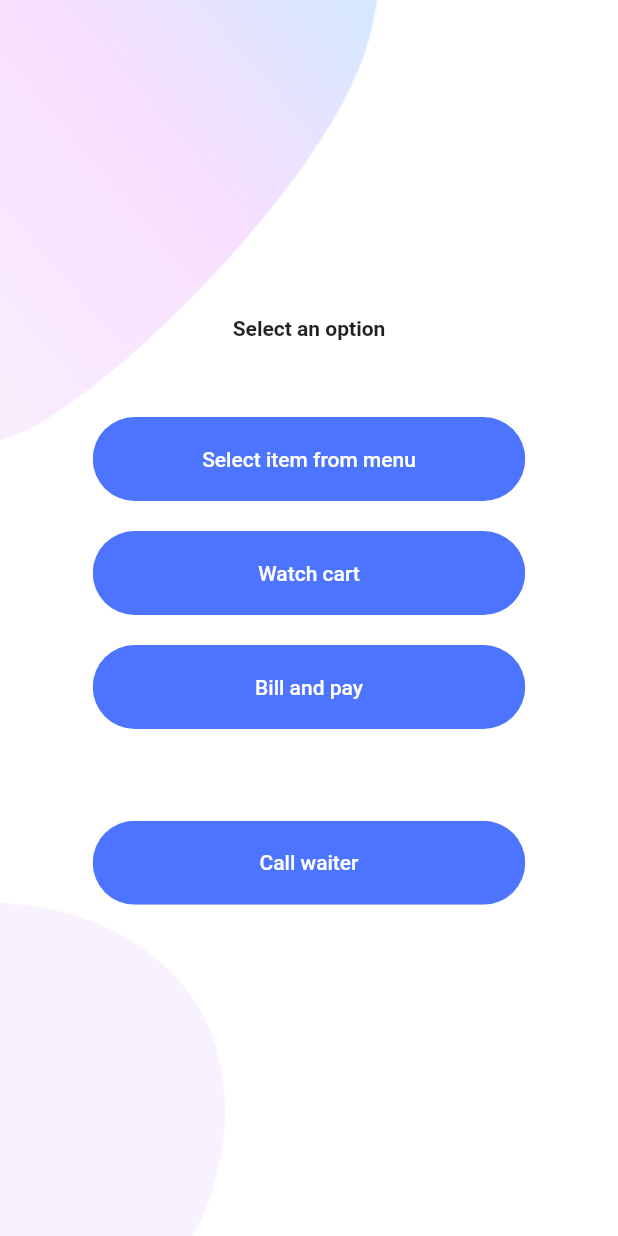
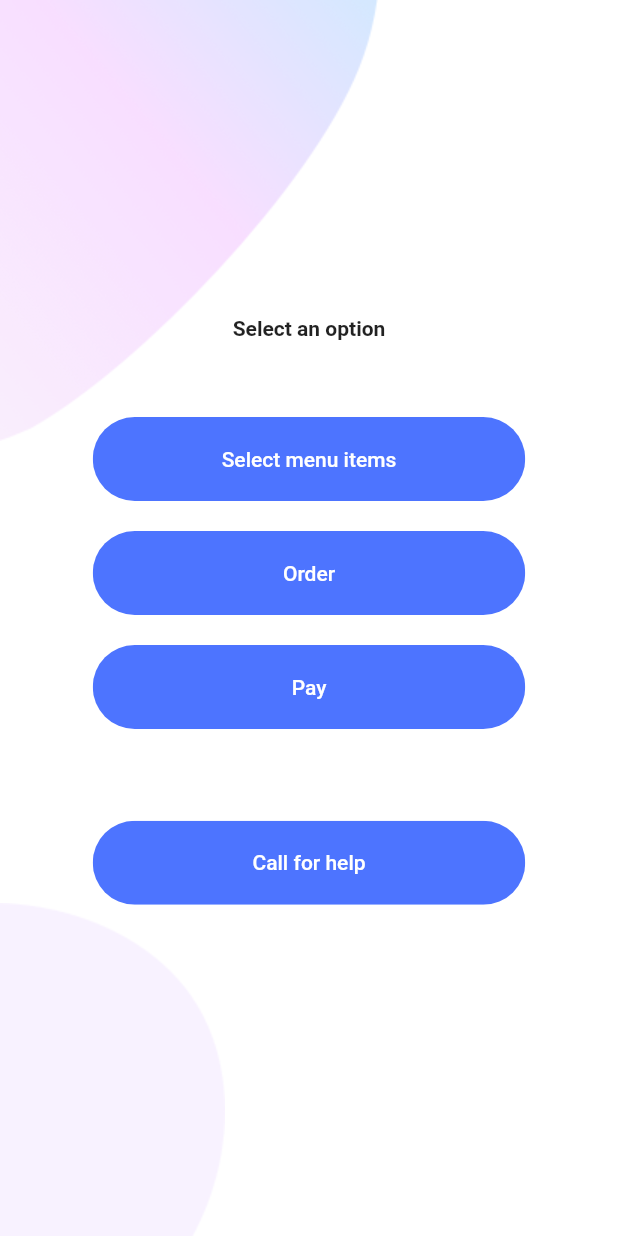
Before and after one commit to Diimsch/tablecube, a Flutter app: the OverviewScreen screen opened directly, on a phone screen of 412 x 824 dp. Run offline on Flutter 3.47's test engine with Material 2 defaults, Android fonts, the phone set to English and light mode, and no system bars; our stand-ins replace flutter_secure_storage, flutter_svg, fluttertoast, graphql, graphql_flutter; missing offline and left inert: qr_code_scanner; accounts and stored records are empty.

Commit message:
Change userTypes, add error handling

```diff
--- a/src/frontend/lib/pages/overview/components/body.dart
+++ b/src/frontend/lib/pages/overview/components/body.dart
@@ -12,7 +12,7 @@ class Body extends StatelessWidget {
   Widget build(BuildContext context) {
     Size size = MediaQuery.of(context).size; // total height and width of screen
 
-    if (userType == UserType.user) {
+    if (userType == UserType.NONE) {
       return Background(
           child: SingleChildScrollView(
         child: Column(
@@ -26,17 +26,17 @@ class Body extends StatelessWidget {
               height: size.height * 0.05,
             ),
             RoundedButton(
-                text: "Select item from menu",
+                text: "Select menu items",
                 click: () {
                   navigateTo(context, Container());
                 }),
             RoundedButton(
-                text: "Watch cart",
+                text: "Order",
                 click: () {
                   navigateTo(context, Container());
                 }),
             RoundedButton(
-                text: "Bill and pay",
+                text: "Pay",
                 click: () {
                   navigateTo(context, Container());
                 }),
@@ -44,16 +44,16 @@ class Body extends StatelessWidget {
               height: size.height * 0.05,
             ),
             RoundedButton(
-                text: "Call waiter",
+                text: "Call for help",
                 click: () {
                   callWaiter();
                 }),
           ],
         ),
       ));
-    } else if (userType == UserType.waiter) {
+    } else if (userType == UserType.WAITER) {
       return const Background(child: TableOverviewScreen());
-    } else if (userType == UserType.admin) {
+    } else if (userType == UserType.ADMIN) {
       return Background(
           child: SingleChildScrollView(
         child: Column(
--- a/src/frontend/lib/pages/overview/overview_screen.dart
+++ b/src/frontend/lib/pages/overview/overview_screen.dart
@@ -2,9 +2,9 @@ import 'package:flutter/material.dart';
 import 'package:frontend/pages/overview/components/body.dart';
 
 enum UserType {
-  user,
-  waiter,
-  admin,
+  WAITER,
+  ADMIN,
+  NONE,
 }
 
 class OverviewScreen extends StatelessWidget {
--- a/src/frontend/lib/pages/qr_view/components/qr_view_state.dart
+++ b/src/frontend/lib/pages/qr_view/components/qr_view_state.dart
@@ -121,7 +121,7 @@ class QrViewState extends State<QrViewScreen> {
             context,
             MaterialPageRoute(
               builder: (context) {
-                return const OverviewScreen(userType: UserType.user);
+                return const OverviewScreen(userType: UserType.NONE);
               },
             ),
           );
--- a/src/frontend/pubspec.yaml
+++ b/src/frontend/pubspec.yaml
@@ -29,7 +29,7 @@ environment:
 dependencies:
   flutter:
     sdk: flutter
-  graphql: ^5.0.0
+  graphql_flutter: ^5.0.0
   fluttertoast: ^8.0.8
   flutter_secure_storage: ^5.0.2
 
```
Also changed, not shown: src/frontend/lib/api.dart (+28 -2 lines), src/frontend/lib/main.dart (+9 -2 lines), src/frontend/pubspec.lock.
